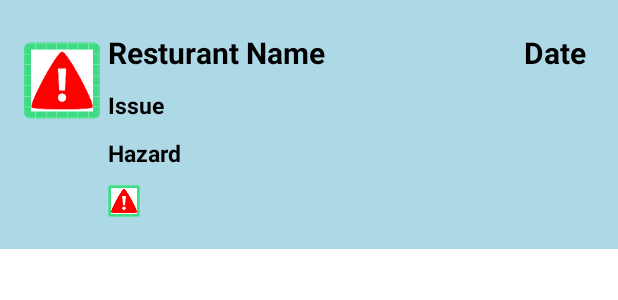
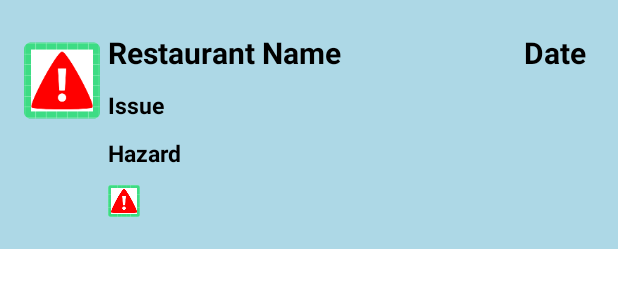
Before and after one commit to roshankakadiya/Restaurant-Inspection, an Android app: the layout customview.xml on its own in the app's theme, with its tools: preview values and no code run, on a phone screen of 412 x 824 dp. Shown: the top 300 px of the screen. Run offline under Robolectric (Android 15) with nearby library versions, the phone set to English and light mode, and no system bars.

```diff
--- a/app/src/main/res/layout/customview.xml
+++ b/app/src/main/res/layout/customview.xml
@@ -32,7 +32,7 @@
                 android:layout_height="wrap_content"
                 android:layout_margin="5dp"
                 android:layout_weight="1"
-                android:text="Resturant Name"
+                android:text="@string/restaurant_name"
                 android:textColor="#000000"
                 android:textSize="20sp"
                 android:textStyle="bold" />
@@ -43,7 +43,7 @@
                 android:layout_height="wrap_content"
                 android:layout_margin="5dp"
                 android:layout_weight="1"
-                android:text="Date"
+                android:text="@string/date"
                 android:gravity="right"
                 android:textColor="#000000"
                 android:textSize="20sp"
@@ -67,7 +67,7 @@
                 android:layout_height="wrap_content"
                 android:layout_margin="5dp"
                 android:layout_weight="1"
-                android:text="Issue"
+                android:text="@string/issue"
                 android:textColor="#000000"
                 android:textSize="15sp"
                 android:textStyle="bold" />
@@ -79,7 +79,7 @@
                 android:layout_height="wrap_content"
                 android:layout_margin="5dp"
                 android:layout_weight="1"
-                android:text="Hazard"
+                android:text="@string/hazard"
                 android:textColor="#000000"
                 android:textSize="15sp"
                 android:textStyle="bold" />
--- a/app/src/main/res/values/strings.xml
+++ b/app/src/main/res/values/strings.xml
@@ -6,4 +6,8 @@
     <string name="hazard_color">Hazard color:</string>
     <string name="hazard_icon">Hazard Icon:</string>
     <string name="inspection_date">Inspection date:</string>
+    <string name="restaurant_name">Restaurant Name</string>
+    <string name="date">Date</string>
+    <string name="issue">Issue</string>
+    <string name="hazard">Hazard</string>
 </resources>
```
Also changed, not shown: app/src/main/java/com/example/cmpt276group05/model/Inspection.java (+22 -49 lines), app/src/main/java/com/example/cmpt276group05/ui/MainActivity.java (+15 -5 lines).
